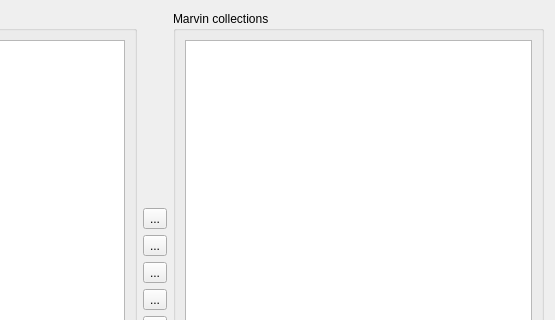
Qt form dialogs/view_collections.ui (Philantrop/calibre-marvin-manager) before a commit; both pictures show x 245 to 800 and y 0 to 320 of the 800 by 600 pixel window.
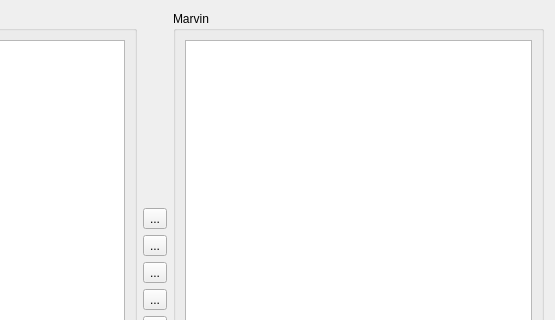
The same form after that commit. Icons and pictures are not drawn.

Commit message: New remove_all_collections icon, updated set/clear flags to update in-memory caches with flags changes. Added Global vocabulary button, context menu.

What changed in the file:
```diff
--- a/dialogs/view_collections.ui
+++ b/dialogs/view_collections.ui
@@ -153,7 +153,7 @@
           </sizepolicy>
          </property>
          <property name="title">
-          <string>Marvin collections</string>
+          <string>Marvin</string>
          </property>
          <layout class="QVBoxLayout" name="verticalLayout_3">
           <item>
```
The commit also changes 4 other files.
